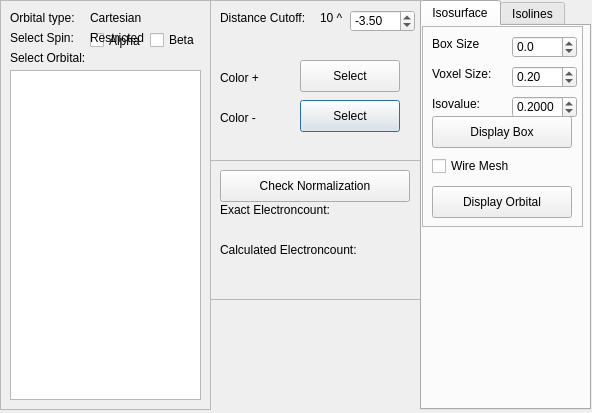
First picture: the form in src/molara/gui/mos_dialog.ui, repository Molara-Lab/Molara, before the edit.
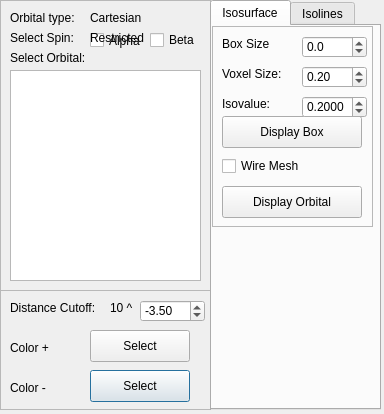
Second picture: the form after the edit. The open tabs and pages were chosen to show the change.

Commit message: Move normalization check to its own dialog

Patch:
```diff
--- a/src/molara/gui/mos_dialog.ui
+++ b/src/molara/gui/mos_dialog.ui
@@ -6,104 +6,20 @@
    <rect>
     <x>0</x>
     <y>0</y>
-    <width>592</width>
-    <height>413</height>
+    <width>384</width>
+    <height>414</height>
    </rect>
   </property>
   <property name="windowTitle">
    <string>Orbitals</string>
   </property>
-  <widget class="QFrame" name="normalizationFrame">
-   <property name="geometry">
-    <rect>
-     <x>210</x>
-     <y>160</y>
-     <width>211</width>
-     <height>140</height>
-    </rect>
-   </property>
-   <property name="frameShape">
-    <enum>QFrame::StyledPanel</enum>
-   </property>
-   <property name="frameShadow">
-    <enum>QFrame::Raised</enum>
-   </property>
-   <widget class="QLabel" name="label_2">
-    <property name="geometry">
-     <rect>
-      <x>10</x>
-      <y>40</y>
-      <width>131</width>
-      <height>20</height>
-     </rect>
-    </property>
-    <property name="text">
-     <string>Exact Electroncount:</string>
-    </property>
-   </widget>
-   <widget class="QLabel" name="label_8">
-    <property name="geometry">
-     <rect>
-      <x>10</x>
-      <y>80</y>
-      <width>161</width>
-      <height>20</height>
-     </rect>
-    </property>
-    <property name="text">
-     <string>Calculated Electroncount:</string>
-    </property>
-   </widget>
-   <widget class="QLabel" name="exactCountLabel">
-    <property name="geometry">
-     <rect>
-      <x>10</x>
-      <y>60</y>
-      <width>131</width>
-      <height>20</height>
-     </rect>
-    </property>
-    <property name="text">
-     <string/>
-    </property>
-   </widget>
-   <widget class="QPushButton" name="normalizationButton">
-    <property name="geometry">
-     <rect>
-      <x>10</x>
-      <y>10</y>
-      <width>190</width>
-      <height>32</height>
-     </rect>
-    </property>
-    <property name="text">
-     <string>Check Normalization</string>
-    </property>
-    <property name="autoDefault">
-     <bool>false</bool>
-    </property>
-   </widget>
-   <widget class="QLabel" name="calculatedCountLabel">
-    <property name="geometry">
-     <rect>
-      <x>10</x>
-      <y>100</y>
-      <width>131</width>
-      <height>20</height>
-     </rect>
-    </property>
-    <property name="text">
-     <string/>
-    </property>
-   </widget>
-  </widget>
   <widget class="QFrame" name="molecularOrbitalFrame">
    <property name="geometry">
     <rect>
      <x>0</x>
      <y>0</y>
      <width>211</width>
-     <height>410</height>
+     <height>291</height>
     </rect>
    </property>
    <property name="frameShape">
@@ -118,7 +34,7 @@
       <x>10</x>
       <y>70</y>
       <width>191</width>
-      <height>330</height>
+      <height>211</height>
      </rect>
     </property>
    </widget>
@@ -223,10 +139,10 @@
   <widget class="QFrame" name="generalFrame">
    <property name="geometry">
     <rect>
-     <x>210</x>
-     <y>0</y>
+     <x>0</x>
+     <y>290</y>
      <width>211</width>
-     <height>161</height>
+     <height>120</height>
     </rect>
    </property>
    <property name="frameShape">
@@ -290,7 +206,7 @@
     <property name="geometry">
      <rect>
       <x>90</x>
-      <y>100</y>
+      <y>80</y>
       <width>100</width>
       <height>32</height>
      </rect>
@@ -303,7 +219,7 @@
     <property name="geometry">
      <rect>
       <x>90</x>
-      <y>60</y>
+      <y>40</y>
       <width>100</width>
       <height>32</height>
      </rect>
@@ -316,7 +232,7 @@
     <property name="geometry">
      <rect>
       <x>10</x>
-      <y>70</y>
+      <y>50</y>
       <width>58</width>
       <height>16</height>
      </rect>
@@ -329,7 +245,7 @@
     <property name="geometry">
      <rect>
       <x>10</x>
-      <y>110</y>
+      <y>90</y>
       <width>58</width>
       <height>16</height>
      </rect>
@@ -342,7 +258,7 @@
   <widget class="QTabWidget" name="isoTab">
    <property name="geometry">
     <rect>
-     <x>420</x>
+     <x>210</x>
      <y>0</y>
      <width>171</width>
      <height>410</height>
```
Left out of the diff: 2 changed lines with no effect on the pictures. The commit also changes 11 other files.
